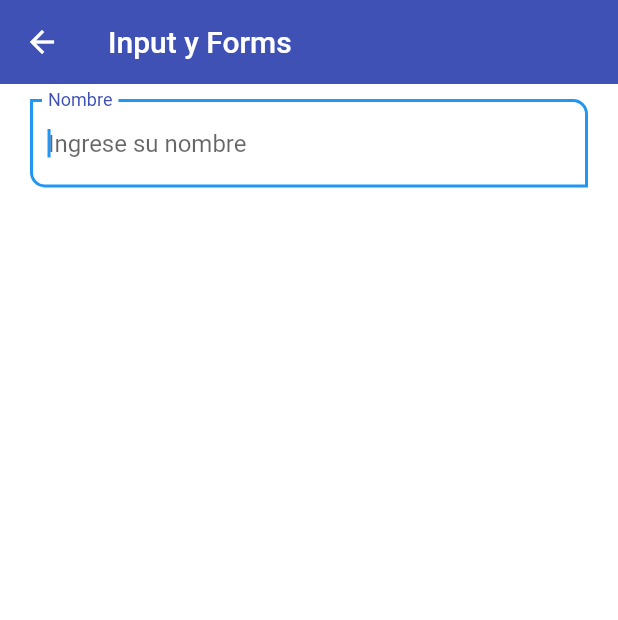
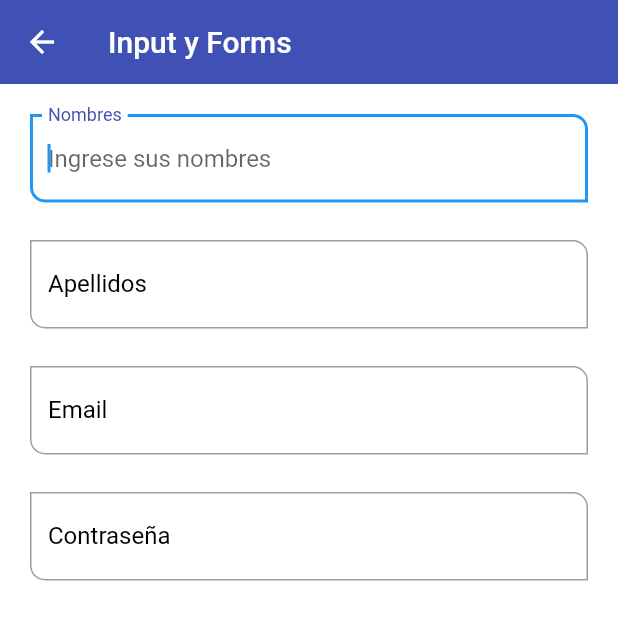
Before and after one commit to Turyfay/app-components-flutter, a Flutter app: the InputScreen screen opened by its route, on a phone screen of 412 x 824 dp. Shown: the top 620 px of the screen. Run offline on Flutter 3.47's test engine with Material 2 defaults, Android fonts, the phone set to English and light mode, and no system bars.

Commit message:
Inputs email y passwrod

```diff
--- a/lib/screens/inputs_screen.dart
+++ b/lib/screens/inputs_screen.dart
@@ -12,13 +12,32 @@ class InputScreen extends StatelessWidget {
         ),
         body: SingleChildScrollView(
           child: Padding(
-            padding: const EdgeInsets.symmetric(horizontal: 20.0, vertical: 10),
+            padding: const EdgeInsets.symmetric(horizontal: 20.0, vertical: 20),
             child: Column(
               children: const [
                 CustomInputField(
-                  labelText: 'Nombre',
-                  hintText: 'Ingrese su nombre',
+                  labelText: 'Nombres',
+                  hintText: 'Ingrese sus nombres',
                   inputType: TextInputType.text,
+                ),
+                SizedBox(height: 25),
+                CustomInputField(
+                  labelText: 'Apellidos',
+                  hintText: 'Ingrese sus apellidos',
+                  inputType: TextInputType.text,
+                ),
+                SizedBox(height: 25),
+                CustomInputField(
+                  labelText: 'Email',
+                  hintText: 'Ingrese su email',
+                  inputType: TextInputType.emailAddress,
+                ),
+                SizedBox(height: 25),
+                CustomInputField(
+                  labelText: 'Contraseña',
+                  hintText: 'Ingrese su contraseña',
+                  inputType: TextInputType.text,
+                  obscureText: true,
                 ),
               ],
             ),
--- a/lib/widgets/custom_input_field.dart
+++ b/lib/widgets/custom_input_field.dart
@@ -9,6 +9,7 @@ class CustomInputField extends StatelessWidget {
   final String? countetText;
   final String? initialValue;
   final TextInputType inputType;
+  final bool obscureText;
 
   const CustomInputField({
     Key? key,
@@ -20,6 +21,7 @@ class CustomInputField extends StatelessWidget {
     this.countetText,
     this.initialValue,
     required this.inputType,
+    this.obscureText = false,
   }) : super(key: key);
 
   @override
@@ -27,6 +29,7 @@ class CustomInputField extends StatelessWidget {
     return TextFormField(
       decoration: InputDecoration(
         labelText: labelText,
+
         helperText: helperText,
         hintText: hintText,
         counterText: countetText,
@@ -35,6 +38,7 @@ class CustomInputField extends StatelessWidget {
         icon: icon == null ? null : Icon(icon),
       ),
       keyboardType: inputType,
+      obscureText: obscureText,
       textCapitalization: TextCapitalization.words,
       autocorrect: true,
       autofocus: true,
```
